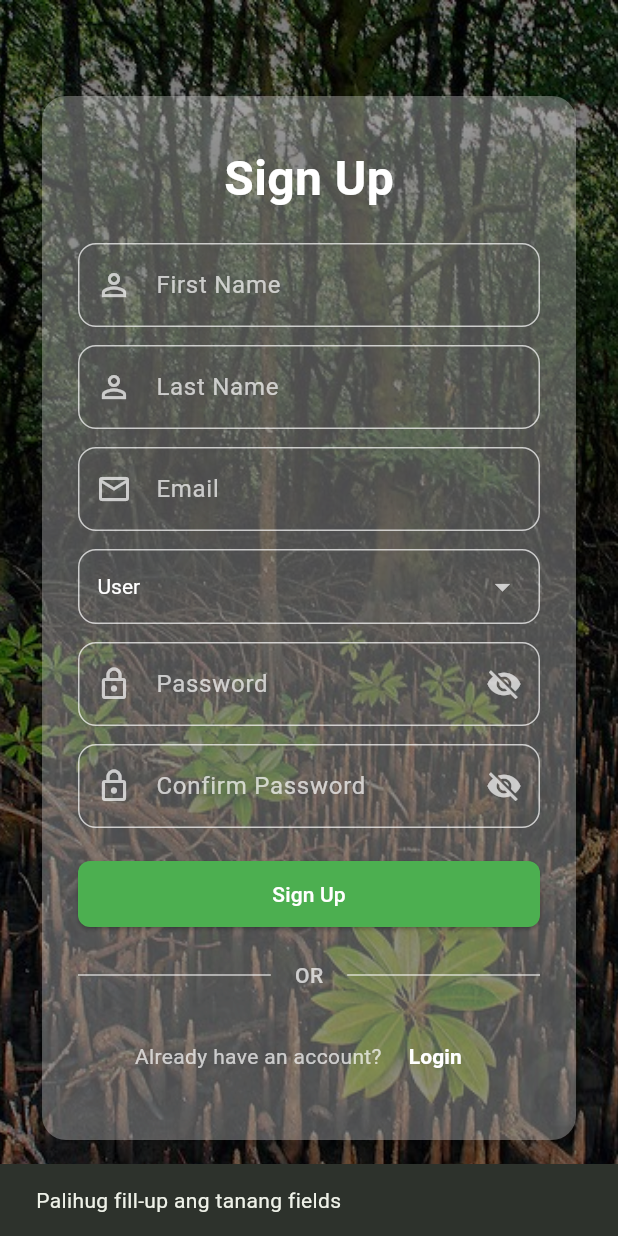
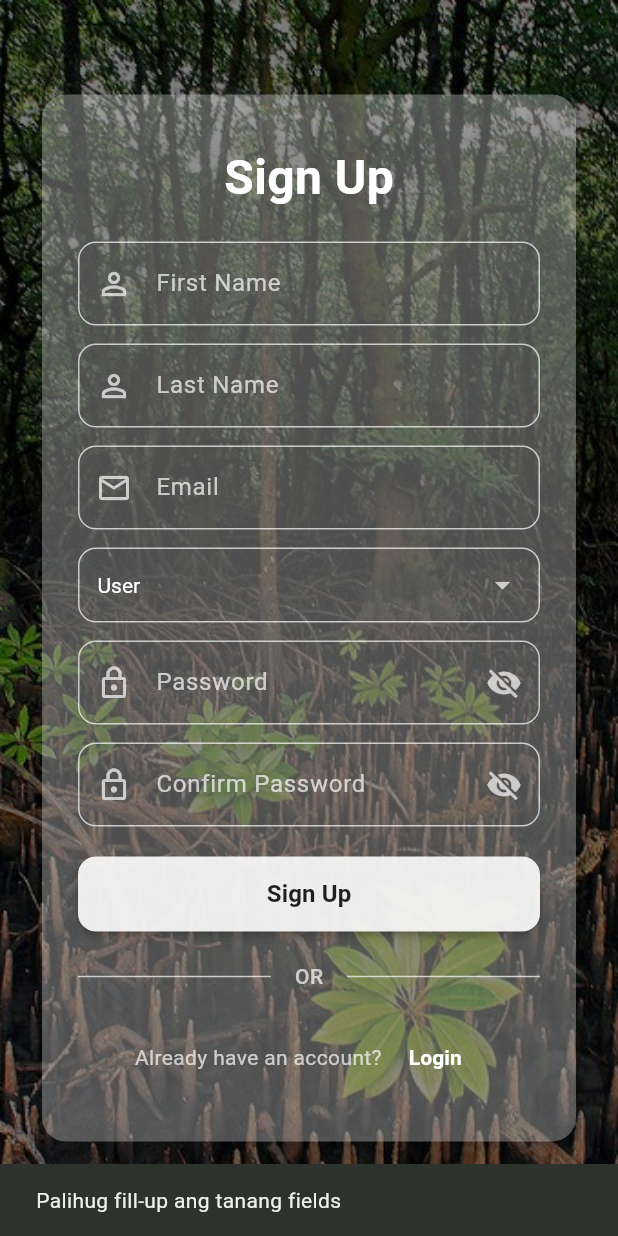
Before and after one commit to jmsespana/AIGrove, a Flutter app: the RegisterPage screen opened by its route, after a tap on "Sign Up", on a phone screen of 412 x 824 dp. Run offline on Flutter 3.47's test engine with Material 3 defaults, Android fonts, the phone set to English and light mode, and no system bars; our stand-ins replace fl_chart, flutter_map, font_awesome_flutter, geolocator, image_picker, latlong2 and 2 more; accounts and stored records are empty.

Commit message:
feat: updated register page

```diff
--- a/lib/auth/register_page.dart
+++ b/lib/auth/register_page.dart
@@ -70,7 +70,7 @@ class _RegisterPageState extends State<RegisterPage> {
     if (passwordController.text != confirmPasswordController.text) {
       ScaffoldMessenger.of(context).showSnackBar(
         const SnackBar(
-          content: Text('Dili parehas ang passwords'),
+          content: Text('Password doesn\'t match!'),
         ), // Bisaya translation
       );
       return;
@@ -415,13 +415,33 @@ class _RegisterPageState extends State<RegisterPage> {
                         const SizedBox(height: 20),
                         SizedBox(
                           width: double.infinity,
+                          height: 50,
                           child: ElevatedButton(
                             onPressed: loading ? null : _register,
+                            style: ElevatedButton.styleFrom(
+                              // ignore: deprecated_member_use
+                              backgroundColor: Colors.white.withOpacity(0.9),
+                              foregroundColor: Colors.black87,
+                              shape: RoundedRectangleBorder(
+                                borderRadius: BorderRadius.circular(12),
+                              ),
+                              elevation: 2,
+                            ),
                             child: loading
-                                ? const CircularProgressIndicator(
-                                    color: Colors.white,
+                                ? const SizedBox(
+                                    height: 20,
+                                    width: 20,
+                                    child: CircularProgressIndicator(
+                                      strokeWidth: 2,
+                                    ),
                                   )
-                                : const Text("Sign Up"),
+                                : const Text(
+                                    "Sign Up",
+                                    style: TextStyle(
+                                      fontSize: 16,
+                                      fontWeight: FontWeight.w600,
+                                    ),
+                                  ),
                           ),
                         ),
                         const SizedBox(height: 20),
```
